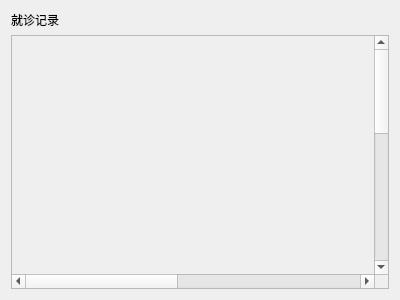
laonuo2004/cpp-qt-medical-system, file code/patientreportwidget.ui: the form before one commit.
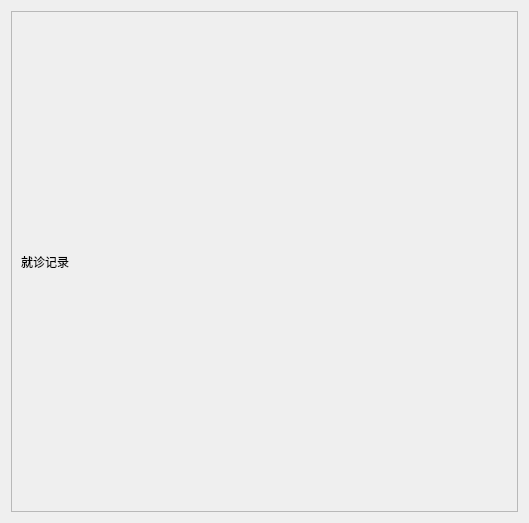
The form after the commit.

Patch:
```diff
--- a/code/patientreportwidget.ui
+++ b/code/patientreportwidget.ui
@@ -6,53 +6,47 @@
    <rect>
     <x>0</x>
     <y>0</y>
-    <width>400</width>
-    <height>300</height>
+    <width>529</width>
+    <height>523</height>
    </rect>
   </property>
   <property name="windowTitle">
    <string>Form</string>
   </property>
   <layout class="QVBoxLayout" name="verticalLayout">
-   <item>
-    <widget class="QLabel" name="label">
-     <property name="text">
-      <string>就诊记录</string>
-     </property>
-    </widget>
-   </item>
    <item>
     <widget class="QScrollArea" name="scrollArea">
      <property name="widgetResizable">
-      <bool>false</bool>
+      <bool>true</bool>
      </property>
      <widget class="QWidget" name="scrollAreaWidgetContents">
       <property name="geometry">
        <rect>
         <x>0</x>
         <y>0</y>
-        <width>800</width>
-        <height>600</height>
+        <width>505</width>
+        <height>499</height>
        </rect>
       </property>
-      <widget class="QWidget" name="verticalLayoutWidget">
-       <property name="geometry">
-        <rect>
-         <x>2</x>
-         <y>10</y>
-         <width>371</width>
-         <height>231</height>
-        </rect>
-       </property>
+      <layout class="QVBoxLayout" name="verticalLayout_2">
+       <item>
+        <widget class="QLabel" name="label">
+         <property name="text">
+          <string>就诊记录</string>
+         </property>
+        </widget>
+       </item>
+       <item>
        <layout class="QVBoxLayout" name="PatientHistoryList">
         <property name="spacing">
          <number>0</number>
         </property>
         <property name="sizeConstraint">
-         <enum>QLayout::SetMinimumSize</enum>
-        </property>
-       </layout>
-      </widget>
+          <enum>QLayout::SetMinAndMaxSize</enum>
+         </property>
+        </layout>
+       </item>
+      </layout>
      </widget>
     </widget>
    </item>
```
Lines whose indentation alone changed are shown as unchanged.
